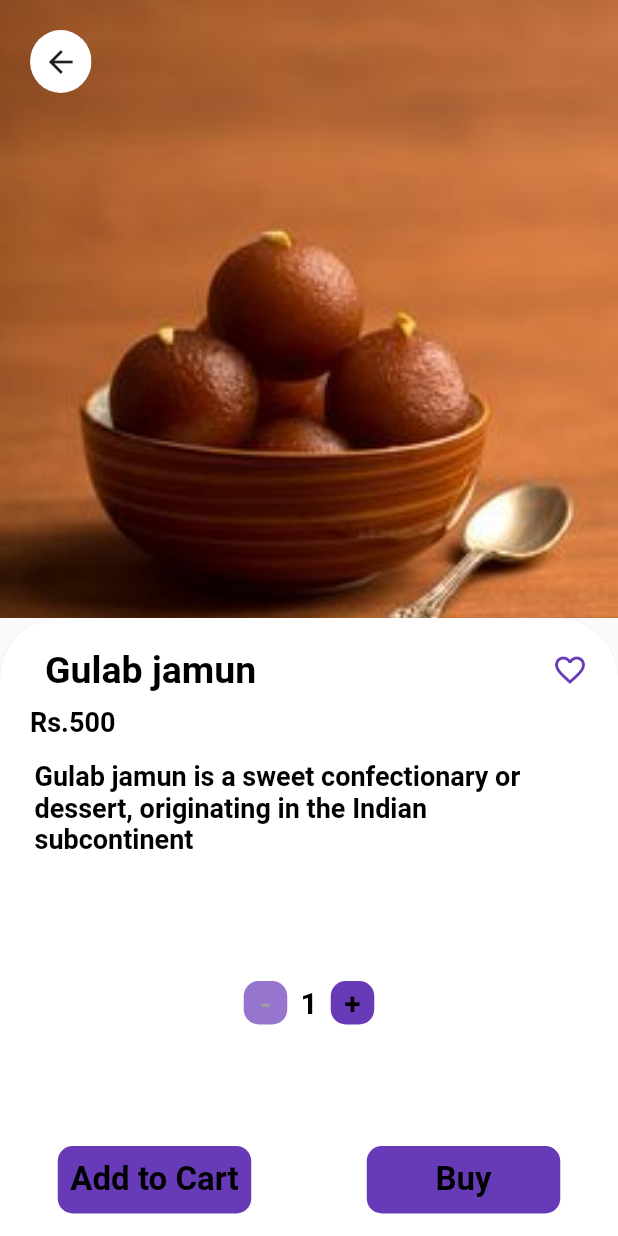
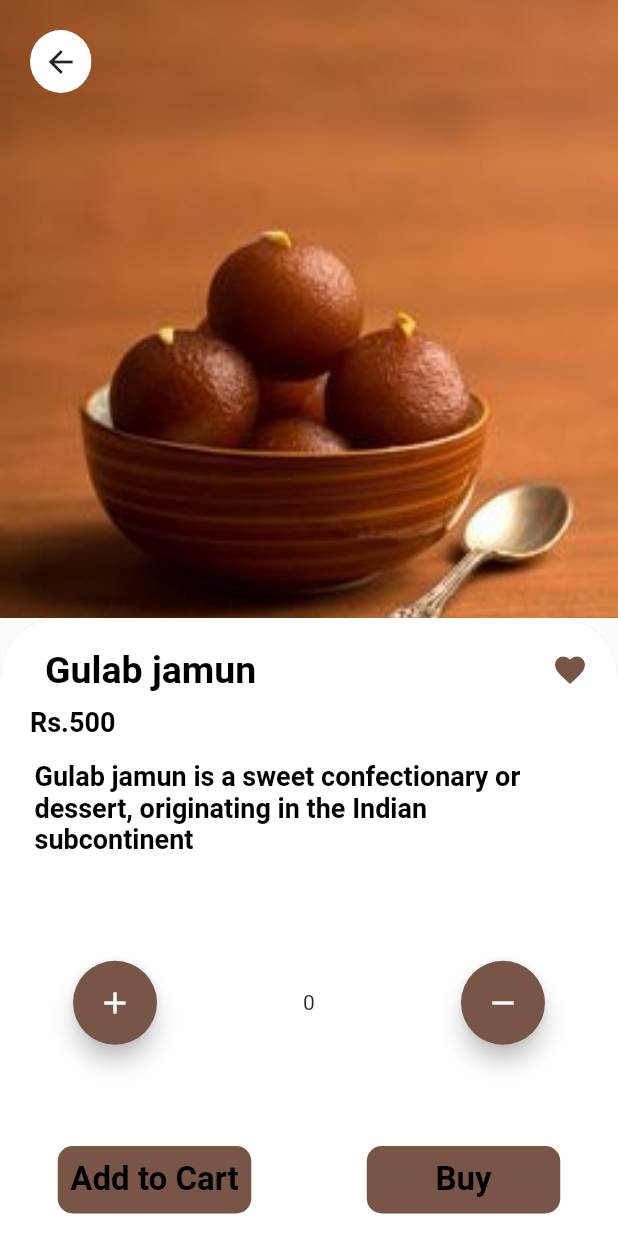
Before and after one commit to AryanMan12/all_sweets, a Flutter app: the ItemDetail screen opened directly, on a phone screen of 412 x 824 dp. Run offline on Flutter 3.47's test engine with Material 2 defaults, Android fonts, the phone set to English and light mode, and no system bars; our stand-ins replace cloud_firestore, firebase_auth, firebase_core, fl_chart, lottie; accounts and stored records are empty; network calls fail; Roboto replaces fonts that are missing (Varela).

Commit message:
color and favourite and quantity button changes

```diff
--- a/lib/Customer/item_detail.dart
+++ b/lib/Customer/item_detail.dart
@@ -14,6 +14,11 @@ class _ItemDetailState extends State<ItemDetail> {
 
   final String details =
       "Gulab jamun is a sweet confectionary or dessert, originating in the Indian subcontinent";
+
+  bool click = true;
+
+  int count = 0;
+
   @override
   Widget build(BuildContext context) {
     return Scaffold(
@@ -85,8 +90,17 @@ class _ItemDetailState extends State<ItemDetail> {
                             ),
                           ),
                           InkWell(
-                            child: Icon(Icons.favorite_border_outlined,
-                                color: Colors.deepPurple),
+                            onTap: () {
+                              setState(() {
+                                click = !click;
+                              });
+                            },
+                            child: Icon(
+                              (click == false)
+                                  ? Icons.favorite_border_outlined
+                                  : Icons.favorite,
+                              color: Colors.brown,
+                            ),
                           ),
                         ],
                       ),
@@ -130,57 +144,36 @@ class _ItemDetailState extends State<ItemDetail> {
                     ),
                     Expanded(
                       child: Row(
-                          mainAxisAlignment: MainAxisAlignment.center,
-                          children: [
-                            Container(
-                              height: 29,
-                              width: 29,
-                              decoration: BoxDecoration(
-                                  color: Colors.deepPurple[300],
-                                  borderRadius: BorderRadius.circular(10)),
-                              child: Center(
-                                child: Text(
-                                  '-',
-                                  style: TextStyle(
-                                      fontSize: 20,
-                                      fontFamily: 'Varela',
-                                      fontWeight: FontWeight.bold,
-                                      color: Colors.grey),
-                                ),
+                        mainAxisAlignment: MainAxisAlignment.spaceAround,
+                        children: [
+                          FloatingActionButton(
+                              backgroundColor: Colors.brown,
+                              child: Icon(
+                                Icons.add,
+                                color: Colors.white,
                               ),
-                            ),
-                            Container(
-                              height: 29,
-                              width: 29,
-                              child: Center(
-                                child: Text(
-                                  '1',
-                                  style: TextStyle(
-                                      fontSize: 20,
-                                      fontFamily: 'Varela',
-                                      fontWeight: FontWeight.bold,
-                                      color: Colors.black),
-                                ),
+                              onPressed: () {
+                                setState(() {
+                                  count++;
+                                });
+                              }),
+                          Text("${count}"),
+                          FloatingActionButton(
+                              backgroundColor: Colors.brown,
+                              child: Icon(
+                                Icons.remove,
+                                color: Colors.white,
                               ),
-                            ),
-                            Container(
-                              height: 29,
-                              width: 29,
-                              decoration: BoxDecoration(
-                                  color: Colors.deepPurple,
-                                  borderRadius: BorderRadius.circular(10)),
-                              child: Center(
-                                child: Text(
-                                  '+',
-                                  style: TextStyle(
-                                      fontSize: 20,
-                                      fontFamily: 'Varela',
-                                      fontWeight: FontWeight.bold,
-                                      color: Colors.black),
-                                ),
-                              ),
-                            ),
-                          ]),
+                              onPressed: () {
+                                if (count < 1) {
+                                  return;
+                                }
+                                setState(() {
+                                  count--;
+                                });
+                              }),
+                        ],
+                      ),
                     ),
                     Padding(
                       padding: const EdgeInsets.only(bottom: 15),
@@ -195,7 +188,7 @@ class _ItemDetailState extends State<ItemDetail> {
                                   height: 45,
                                   width: 129,
                                   decoration: BoxDecoration(
-                                      color: Colors.deepPurple,
+                                      color: Colors.brown,
                                       borderRadius: BorderRadius.circular(10)),
                                   child: Center(
                                     child: Text(
@@ -212,7 +205,7 @@ class _ItemDetailState extends State<ItemDetail> {
                                 height: 45,
                                 width: 129,
                                 decoration: BoxDecoration(
-                                    color: Colors.deepPurple,
+                                    color: Colors.brown,
                                     borderRadius: BorderRadius.circular(10)),
                                 child: Center(
                                   child: Text(
--- a/lib/Customer/orders.dart
+++ b/lib/Customer/orders.dart
@@ -16,7 +16,7 @@ class _OrdersPageState extends State<OrdersPage> {
         backgroundColor: Colors.white,
         drawer: NavBar(),
         appBar: AppBar(
-          backgroundColor: Colors.white,
+          backgroundColor: Colors.brown[400],
           foregroundColor: Colors.black,
           title: Text(
             "My Orders",
--- a/lib/Customer/sidenavbar.dart
+++ b/lib/Customer/sidenavbar.dart
@@ -26,7 +26,7 @@ class NavBar extends StatelessWidget {
               ),
             ),
             decoration: BoxDecoration(
-              color: Colors.blue,
+              color: Colors.brown,
             ),
           ),
           ListTile(
--- a/lib/Login&SignUp/login_main.dart
+++ b/lib/Login&SignUp/login_main.dart
@@ -103,7 +103,7 @@ class _LoginState extends State<Login> {
                   child: Container(
                     padding: EdgeInsets.all(20),
                     decoration: BoxDecoration(
-                        color: Colors.deepPurple,
+                        color: Colors.brown,
                         borderRadius: BorderRadius.circular(12)),
                     child: Center(
                       child: Text(
@@ -137,7 +137,7 @@ class _LoginState extends State<Login> {
                         MaterialPageRoute(
                             builder: ((context) => SignUpPage()))),
                     child: Text(
-                      ' Sign Up Here!!',
+                      ' Sign Up Here!',
                       style: TextStyle(
                         color: Colors.blue,
                         fontWeight: FontWeight.bold,
--- a/lib/Login&SignUp/sign_up.dart
+++ b/lib/Login&SignUp/sign_up.dart
@@ -203,7 +203,7 @@ class _SignUpPageState extends State<SignUpPage> {
                       child: Container(
                         padding: EdgeInsets.all(20),
                         decoration: BoxDecoration(
-                          color: Colors.deepPurple[400],
+                          color: Colors.brown[400],
                           borderRadius: BorderRadius.circular(20),
                         ),
                         child: Center(
@@ -237,7 +237,7 @@ class _SignUpPageState extends State<SignUpPage> {
                         child: Text(
                           ' Login Now!',
                           style: TextStyle(
-                            color: Colors.deepPurple[500],
+                            color: Colors.blue,
                             fontWeight: FontWeight.bold,
                           ),
                         ),
--- a/lib/Owner/Product_add.dart
+++ b/lib/Owner/Product_add.dart
@@ -14,7 +14,7 @@ class _AddProductsState extends State<AddProducts> {
     return Scaffold(
       appBar: AppBar(
         title: const Text("Add a New Product"),
-        backgroundColor: Colors.deepPurple[400],
+        backgroundColor: Colors.brown[400],
       ),
       body: Padding(
         padding: const EdgeInsets.all(10),
@@ -25,7 +25,7 @@ class _AddProductsState extends State<AddProducts> {
               height: 60,
               width: 220,
               child: Card(
-                  color: Colors.deepPurple[400],
+                  color: Colors.brown[400],
                   child: Row(
                     children: [
                       IconButton(
@@ -127,7 +127,7 @@ class _AddProductsState extends State<AddProducts> {
                 child: Container(
                   padding: EdgeInsets.all(20),
                   decoration: BoxDecoration(
-                    color: Colors.deepPurple[400],
+                    color: Colors.brown[400],
                     borderRadius: BorderRadius.circular(20),
                   ),
                   child: Center(
--- a/lib/SplashScreen.dart
+++ b/lib/SplashScreen.dart
@@ -1,7 +1,10 @@
 import 'dart:async';
 
 import 'package:all_sweets/Customer/customer_main.dart';
+import 'package:all_sweets/Customer/orders.dart';
 import 'package:all_sweets/Login&SignUp/login_main.dart';
+import 'package:all_sweets/Owner/dashboard.dart';
+import 'package:all_sweets/Owner/product.dart';
 import 'package:firebase_auth/firebase_auth.dart';
 import 'package:flutter/material.dart';
 import 'package:lottie/lottie.dart';
```
Also changed, not shown: lib/Customer/card_horizontal.dart (+16 -4 lines), lib/Customer/item_card.dart (+17 -6 lines), lib/Customer/profile_page.dart (+26 -29 lines), lib/Owner/dashboard.dart (+11 -8 lines), lib/Owner/product.dart (+12 -11 lines), lib/TemporaryWorkers/order_status.dart (+4 -4 lines).
